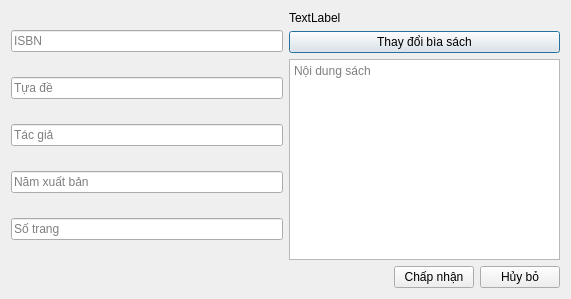
Old version of the form addbook.ui in the repository fantasyinferno/libpro.
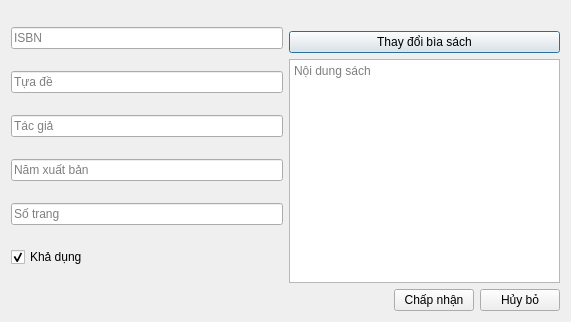
New version of the form. Icons and pictures are not drawn.

The edit to the form file:
```diff
--- a/addbook.ui
+++ b/addbook.ui
@@ -7,7 +7,7 @@
     <x>0</x>
     <y>0</y>
     <width>571</width>
-    <height>299</height>
+    <height>322</height>
    </rect>
   </property>
   <property name="windowTitle">
@@ -55,6 +55,16 @@
            </property>
           </widget>
          </item>
+         <item>
+          <widget class="QCheckBox" name="status">
+           <property name="text">
+            <string>Khả dụng</string>
+           </property>
+           <property name="checked">
+            <bool>true</bool>
+           </property>
+          </widget>
+         </item>
         </layout>
        </item>
        <item>
@@ -62,7 +72,13 @@
          <item>
           <widget class="QLabel" name="cover">
            <property name="text">
-            <string>TextLabel</string>
+            <string/>
+           </property>
+           <property name="pixmap">
+            <pixmap resource="resources.qrc">:/media/images/default_cover.png</pixmap>
+           </property>
+           <property name="alignment">
+            <set>Qt::AlignCenter</set>
            </property>
           </widget>
          </item>
@@ -74,7 +90,7 @@
           </widget>
          </item>
          <item>
-          <widget class="QTextEdit" name="description">
+          <widget class="QPlainTextEdit" name="description">
            <property name="placeholderText">
             <string>Nội dung sách</string>
            </property>
```
Left out of the diff: 12 changed lines with no effect on the pictures.
